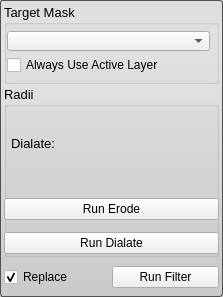
Old version of the form src/Interface/ToolInterface/BinaryDilateErodeFilterInterface.ui in the repository SCIInstitute/Seg3D.
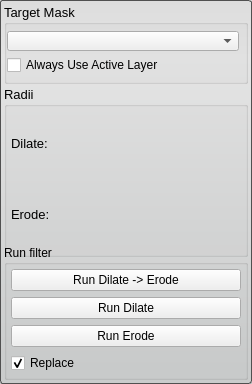
New version of the form.

Commit message: add simple dilate and erode filter that works faster than itk. Cleanup some of the UIs and add icon for information screen.

```diff
--- a/src/Interface/ToolInterface/BinaryDilateErodeFilterInterface.ui
+++ b/src/Interface/ToolInterface/BinaryDilateErodeFilterInterface.ui
@@ -6,8 +6,8 @@
    <rect>
     <x>0</x>
     <y>0</y>
-    <width>223</width>
-    <height>297</height>
+    <width>252</width>
+    <height>384</height>
    </rect>
   </property>
   <property name="sizePolicy">
@@ -18,7 +18,7 @@
   </property>
   <property name="minimumSize">
    <size>
-    <width>0</width>
+    <width>213</width>
     <height>250</height>
    </size>
   </property>
@@ -99,10 +99,23 @@
        <number>6</number>
       </property>
       <item>
-       <widget class="QComboBox" name="target_layer_"/>
+       <widget class="QComboBox" name="target_layer_">
+        <property name="sizePolicy">
+         <sizepolicy hsizetype="Ignored" vsizetype="Fixed">
+          <horstretch>0</horstretch>
+          <verstretch>0</verstretch>
+         </sizepolicy>
+        </property>
+       </widget>
       </item>
       <item>
        <widget class="QCheckBox" name="use_active_layer_">
+        <property name="sizePolicy">
+         <sizepolicy hsizetype="Preferred" vsizetype="Fixed">
+          <horstretch>0</horstretch>
+          <verstretch>0</verstretch>
+         </sizepolicy>
+        </property>
         <property name="text">
          <string>Always Use Active Layer</string>
         </property>
@@ -168,7 +181,7 @@
            </font>
           </property>
           <property name="text">
-           <string>Dialate:</string>
+           <string>Dilate:</string>
           </property>
          </widget>
         </item>
@@ -200,26 +213,40 @@
     </widget>
    </item>
    <item>
-    <widget class="QWidget" name="widget_2" native="true">
-     <property name="minimumSize">
-      <size>
-       <width>0</width>
-       <height>32</height>
-      </size>
+    <widget class="QGroupBox" name="groupBox">
+     <property name="title">
+      <string>Run filter</string>
      </property>
-     <property name="maximumSize">
-      <size>
-       <width>16777215</width>
-       <height>32</height>
-      </size>
-     </property>
-     <layout class="QHBoxLayout" name="horizontalLayout_2">
-      <property name="spacing">
-       <number>0</number>
-      </property>
+     <layout class="QVBoxLayout" name="verticalLayout_3">
       <property name="margin">
-       <number>0</number>
+       <number>4</number>
       </property>
+      <item>
+       <widget class="QPushButton" name="dilateerodeButton">
+        <property name="sizePolicy">
+         <sizepolicy hsizetype="Preferred" vsizetype="Fixed">
+          <horstretch>0</horstretch>
+          <verstretch>0</verstretch>
+         </sizepolicy>
+        </property>
+        <property name="text">
+         <string>Run Dilate -&gt; Erode</string>
+        </property>
+       </widget>
+      </item>
+      <item>
+       <widget class="QPushButton" name="dilateButton">
+        <property name="sizePolicy">
+         <sizepolicy hsizetype="Preferred" vsizetype="Fixed">
+          <horstretch>0</horstretch>
+          <verstretch>0</verstretch>
+         </sizepolicy>
+        </property>
+        <property name="text">
+         <string>Run Dilate</string>
+        </property>
+       </widget>
+      </item>
       <item>
        <widget class="QPushButton" name="erodeButton">
         <property name="sizePolicy">
@@ -233,69 +260,14 @@
         </property>
        </widget>
       </item>
-     </layout>
-    </widget>
-   </item>
-   <item>
-    <widget class="QWidget" name="widget" native="true">
-     <property name="minimumSize">
-      <size>
-       <width>0</width>
-       <height>32</height>
-      </size>
-     </property>
-     <property name="maximumSize">
-      <size>
-       <width>16777215</width>
-       <height>32</height>
-      </size>
-     </property>
-     <layout class="QHBoxLayout" name="horizontalLayout">
-      <property name="spacing">
-       <number>0</number>
-      </property>
-      <property name="margin">
-       <number>0</number>
-      </property>
-      <item>
-       <widget class="QPushButton" name="dialateButton">
-        <property name="sizePolicy">
-         <sizepolicy hsizetype="Preferred" vsizetype="Fixed">
-          <horstretch>0</horstretch>
-          <verstretch>0</verstretch>
-         </sizepolicy>
-        </property>
-        <property name="text">
-         <string>Run Dialate</string>
-        </property>
-       </widget>
-      </item>
-     </layout>
-    </widget>
-   </item>
-   <item>
-    <widget class="QWidget" name="replaceRunWidget" native="true">
-     <property name="minimumSize">
-      <size>
-       <width>0</width>
-       <height>32</height>
-      </size>
-     </property>
-     <property name="maximumSize">
-      <size>
-       <width>16777215</width>
-       <height>32</height>
-      </size>
-     </property>
-     <layout class="QHBoxLayout" name="horizontalLayout_3" stretch="1,1">
-      <property name="spacing">
-       <number>0</number>
-      </property>
-      <property name="margin">
-       <number>0</number>
-      </property>
       <item>
        <widget class="QCheckBox" name="replaceCheckBox">
+        <property name="sizePolicy">
+         <sizepolicy hsizetype="Preferred" vsizetype="Fixed">
+          <horstretch>0</horstretch>
+          <verstretch>0</verstretch>
+         </sizepolicy>
+        </property>
         <property name="text">
          <string>Replace</string>
         </property>
@@ -304,13 +276,6 @@
         </property>
        </widget>
       </item>
-      <item>
-       <widget class="QPushButton" name="runFilterButton">
-        <property name="text">
-         <string>Run Filter</string>
-        </property>
-       </widget>
-      </item>
      </layout>
     </widget>
    </item>
```
Left out of the diff: 6 changed lines with no effect on the pictures. The commit also changes 37 other files.
